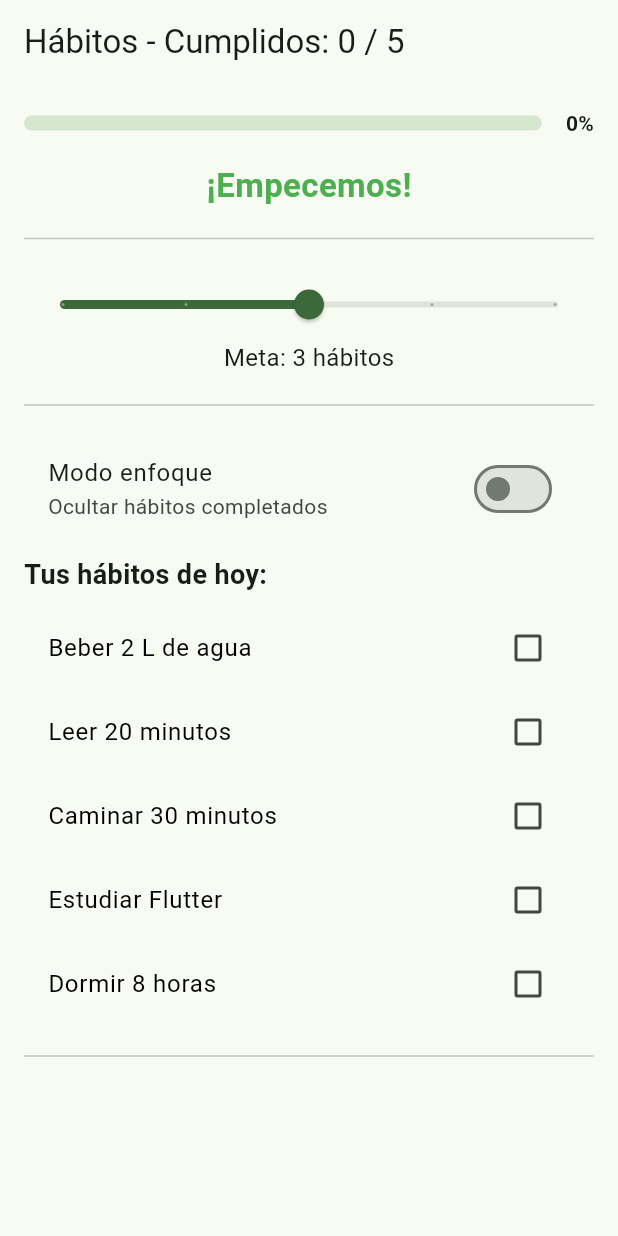
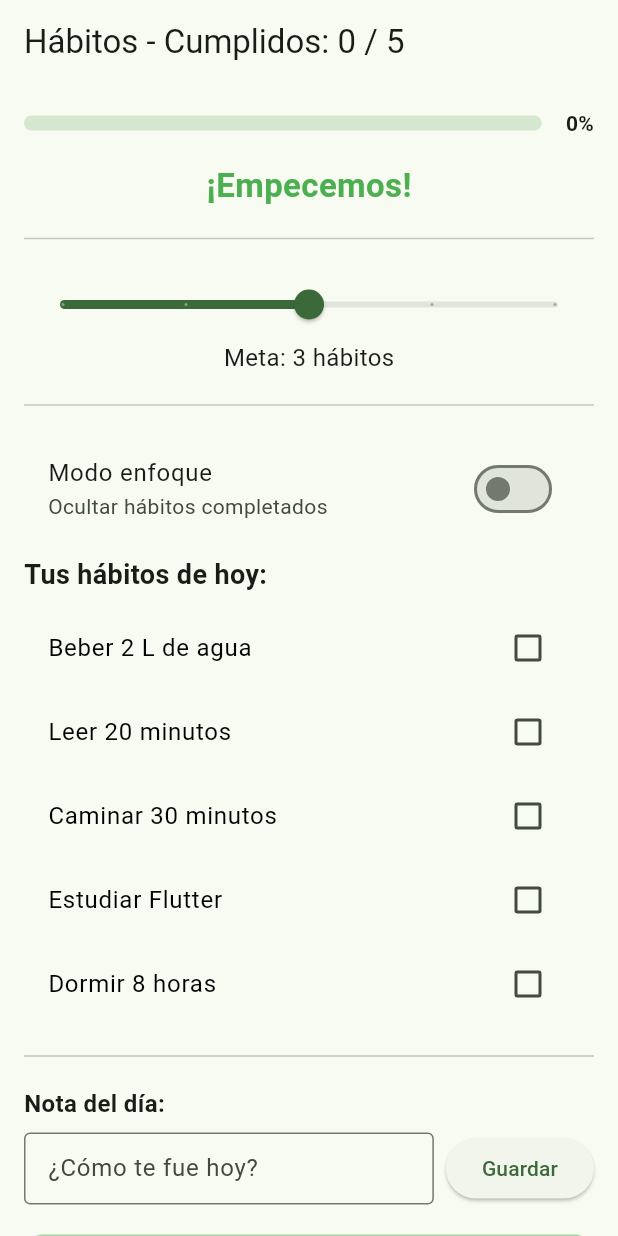
Before and after one commit to LennyServino/lab_habitos, a Flutter app: the screen it shows after launch, on a phone screen of 412 x 824 dp. Run offline on Flutter 3.47's test engine with Material 3 defaults, Android fonts, the phone set to English and light mode, and no system bars.

Commit message:
Seccion de argegar notas y boton reiniciar dia

```diff
--- a/lib/main.dart
+++ b/lib/main.dart
@@ -226,7 +226,73 @@ class _PanelHabitosState extends State<PanelHabitos> {
           }),
           const Divider(height: 40),
 
-          // TODO: Agregar sección de notas y botón de reinicio
+          // 6. Sección de notas
+          const Text(
+            'Nota del día:',
+            style: TextStyle(fontSize: 16, fontWeight: FontWeight.bold),
+          ),
+          const SizedBox(height: 8),
+          Row(
+            children: [
+              Expanded(
+                child: TextField(
+                  controller: _notaCtrl,
+                  decoration: const InputDecoration(
+                    hintText: '¿Cómo te fue hoy?',
+                    border: OutlineInputBorder(),
+                    isDense:
+                        true, // Hace el campo de texto un poco más compacto
+                  ),
+                  onSubmitted: (_) =>
+                      _guardarNota(), // Guarda al presionar Enter en el teclado
+                ),
+              ),
+              const SizedBox(width: 8),
+              ElevatedButton(
+                onPressed: _guardarNota,
+                child: const Text('Guardar'),
+              ),
+            ],
+          ),
+          const SizedBox(height: 16),
+
+          // Tarjeta donde se muestra la nota guardada
+          Card(
+            color: Colors.green.shade50,
+            elevation: 0,
+            shape: RoundedRectangleBorder(
+              side: BorderSide(color: Colors.green.shade200),
+              borderRadius: BorderRadius.circular(8),
+            ),
+            child: Padding(
+              padding: const EdgeInsets.all(16.0),
+              child: Text(
+                _nota.isEmpty ? 'Sin nota' : _nota,
+                style: TextStyle(
+                  fontStyle: _nota.isEmpty
+                      ? FontStyle.italic
+                      : FontStyle.normal,
+                  color: _nota.isEmpty ? Colors.grey : Colors.black87,
+                ),
+              ),
+            ),
+          ),
+          const SizedBox(height: 32),
+
+          // 7. Botón Reiniciar Día
+          SizedBox(
+            width: double.infinity,
+            child: ElevatedButton.icon(
+              onPressed: _reiniciarDia,
+              icon: const Icon(Icons.refresh),
+              label: const Text('Reiniciar día'),
+              style: ElevatedButton.styleFrom(
+                backgroundColor: Colors.red.shade50,
+                foregroundColor: Colors.red.shade900,
+                padding: const EdgeInsets.symmetric(vertical: 12),
+              ),
+            ),
+          ),
         ],
       ),
     );
```
